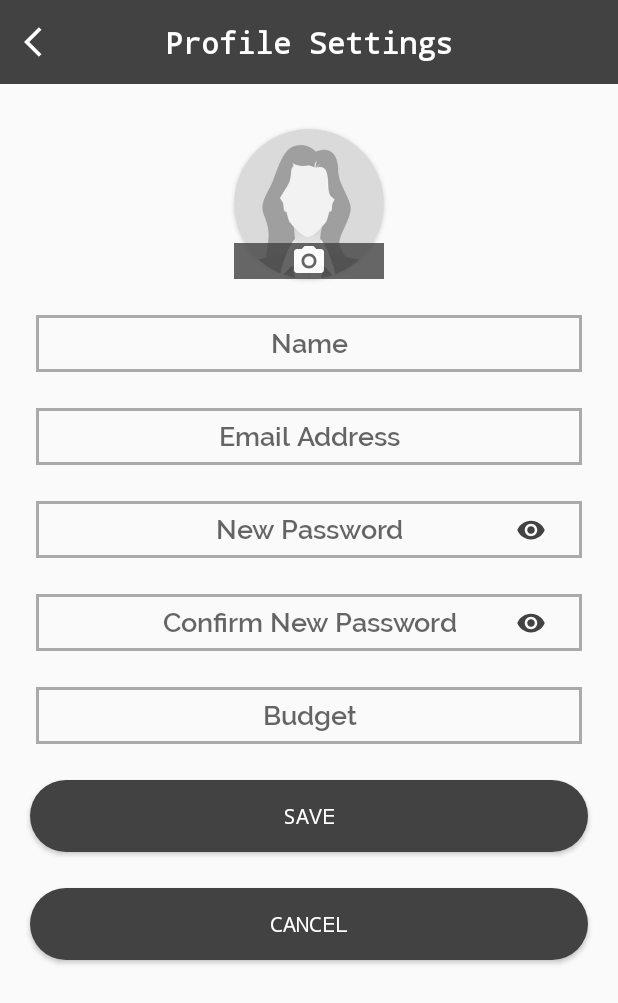
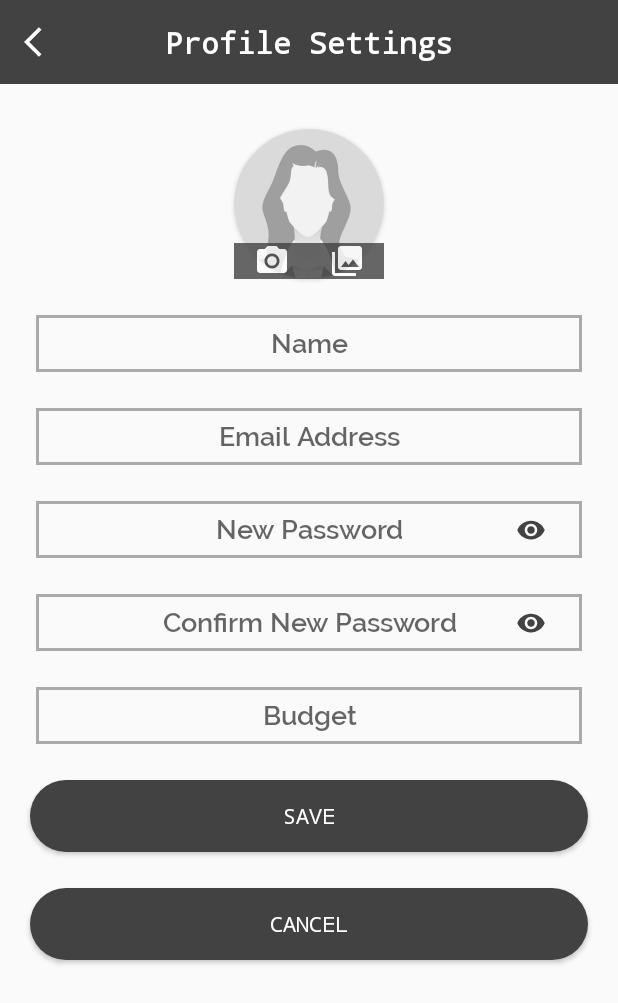
Before and after one commit to Eihca/GroceryListApp, an Android app: the ProfileSettings screen opened directly, with no data from a screen before it, after a tap on "EDIT", on a phone screen of 412 x 824 dp. Shown: the top 1003 px of the screen. Run offline under Robolectric (Android 15) with nearby library versions, the phone set to English and light mode, and no system bars.

Commit message:
CURRENT DATETIME TIMESTAMP in sql saves wrong time, manually inserted date instead
take picture then save image in sqlite db
https://developer.android.com/training/camera/photobasics#java
https://stackoverflow.com/questions/26865787/get-bitmap-from-imageview-in-android-l
https://acadgild.com/blog/save-retrieve-image-sqlite-database-android

added picture column to user table
when a user first signed up - picture is set to null
if the imageinbyte is null -display placeholder in ProfileSettings

Todo:
get picture from gallery
reposition camera and gallery button
maybe try scanner

```diff
--- a/app/src/main/AndroidManifest.xml
+++ b/app/src/main/AndroidManifest.xml
@@ -1,5 +1,11 @@
 <manifest xmlns:android="http://schemas.android.com/apk/res/android"
     package="ph.appdev.grocerylistapp">
+
+    <uses-feature android:name="android.hardware.camera"
+        android:required="true" />
+
+<!--    <uses-permission android:name="android.permission.CAMERA" />
+    <uses-permission android:name="android.permission.WRITE_EXTERNAL_STORAGE" />-->
 
     <application
         android:allowBackup="true"
--- a/app/src/main/java/ph/appdev/grocerylistapp/DBHelper.java
+++ b/app/src/main/java/ph/appdev/grocerylistapp/DBHelper.java
@@ -90,7 +90,7 @@ public class DBHelper extends SQLiteOpenHelper {
 
     }
 
-    public boolean saveUser(String name, String email, String password, double budget)
+    public boolean saveUser(String name, String email, String password, double budget, byte[] imageinByte)
     {
         Cursor cursor = getUser(email);
         SQLiteDatabase db = this.getWritableDatabase();
@@ -98,6 +98,7 @@ public class DBHelper extends SQLiteOpenHelper {
         contentValues.put(User.USER_NAME, name);
         contentValues.put(User.PASSWORD, password);
         contentValues.put(User.BUDGET, budget);
+        contentValues.put(User.PIC, imageinByte);
 
         long result;
         if (cursor.getCount() == 0) { // Record does not exist
@@ -120,7 +121,7 @@ public class DBHelper extends SQLiteOpenHelper {
         return db.rawQuery(sql, new String[] { email });
     }
 
-    public long insertMList(String title, String note) {
+    public long insertMList(String title, String note, String timestamp) {
         // get writable database as we want to write data
         SQLiteDatabase db = this.getWritableDatabase();
 
@@ -129,6 +130,7 @@ public class DBHelper extends SQLiteOpenHelper {
         // `id` and `timestamp` will be inserted automatically.
         values.put(MyList.TITLE, title);
         values.put(MyList.NOTE, note);
+        values.put(MyList.TIMESTAMP, timestamp);
         long id = db.insert(MyList.TBL_MYLIST, null, values);
 
         // close db connection
--- a/app/src/main/java/ph/appdev/grocerylistapp/ProfileSettings.java
+++ b/app/src/main/java/ph/appdev/grocerylistapp/ProfileSettings.java
@@ -1,8 +1,17 @@
 package ph.appdev.grocerylistapp;
 
+import android.Manifest;
+import android.app.Activity;
 import android.content.Intent;
+import android.content.pm.PackageManager;
 import android.database.Cursor;
+import android.graphics.Bitmap;
+import android.graphics.BitmapFactory;
+import android.graphics.drawable.BitmapDrawable;
+import android.net.Uri;
 import android.os.Bundle;
+import android.os.Environment;
+import android.provider.MediaStore;
 import android.text.method.HideReturnsTransformationMethod;
 import android.text.method.KeyListener;
 import android.text.method.PasswordTransformationMethod;
@@ -15,16 +24,27 @@ import android.widget.Toast;
 import androidx.annotation.Nullable;
 import androidx.appcompat.app.AppCompatActivity;
 import androidx.constraintlayout.widget.ConstraintLayout;
+import androidx.core.app.ActivityCompat;
+import androidx.core.content.ContextCompat;
+
+import java.io.ByteArrayInputStream;
+import java.io.ByteArrayOutputStream;
+import java.io.File;
+import java.text.SimpleDateFormat;
+import java.util.Date;
 
 import ph.appdev.grocerylistapp.model.User;
 
 public class ProfileSettings extends AppCompatActivity {
     DBHelper dbHelper;
-    ConstraintLayout clcam;
+    ConstraintLayout clcam, clgal;
     EditText name, email, password, confirm_pass, budget;
     KeyListener namelistener, emaillistener, budgetlistener;
-    ImageView eye, eye1;
+    ImageView eye, eye1, user_pic;
     Button edit, logout, save, cancel;
+    Uri file;
+    static final int REQUEST_IMAGE_CAPTURE = 1;
+    byte imageInByte[];
 
     @Override
     protected void onCreate(@Nullable Bundle savedInstanceState) {
@@ -32,6 +52,7 @@ public class ProfileSettings extends AppCompatActivity {
         setContentView(R.layout.activity_profilesettings);
 
         clcam = findViewById(R.id.clcam);
+        clgal = findViewById(R.id.clgal);
         name = findViewById(R.id.user_name);
         email = findViewById(R.id.user_email);
         budget = findViewById(R.id.user_budget);
@@ -43,12 +64,14 @@ public class ProfileSettings extends AppCompatActivity {
         edit = findViewById(R.id.edit_profile);
         cancel = findViewById(R.id.cancelbtn);
         save = findViewById(R.id.save_profile);
+        user_pic = findViewById(R.id.user_pic);
 
         dbHelper = new DBHelper(this);
 
         displayUserInfo();
 
         clcam.setVisibility(View.GONE);
+        clgal.setVisibility(View.GONE);
         password.setVisibility(View.GONE);
         confirm_pass.setVisibility(View.GONE);
         eye.setVisibility(View.GONE);
@@ -61,6 +84,87 @@ public class ProfileSettings extends AppCompatActivity {
         budgetlistener = budget.getKeyListener();
         budget.setKeyListener(null);
 
+
+
+/*        clcam.setOnClickListener(new View.OnClickListener() {
+            @Override
+            public void onClick(View v) {
+                dispatchTakePictureIntent();
+  *//*              if (ContextCompat.checkSelfPermission(getApplicationContext(), Manifest.permission.CAMERA) != PackageManager.PERMISSION_GRANTED) {
+                    clcam.setEnabled(false);
+                    ActivityCompat.requestPermissions(ProfileSettings.this, new String[] { Manifest.permission.CAMERA, Manifest.permission.WRITE_EXTERNAL_STORAGE }, 0);
+                }*//*
+            }
+        });*/
+
+    }
+
+    public void takePicture(View view) {
+        Intent takePictureIntent = new Intent(MediaStore.ACTION_IMAGE_CAPTURE);
+        if (takePictureIntent.resolveActivity(getPackageManager()) != null) {
+            startActivityForResult(takePictureIntent, REQUEST_IMAGE_CAPTURE);
+        }
+    }
+
+    @Override
+    public void onRequestPermissionsResult(int requestCode, String[] permissions, int[] grantResults) {
+        if (requestCode == 0) {
+            if (grantResults.length > 0 && grantResults[0] == PackageManager.PERMISSION_GRANTED
+                    && grantResults[1] == PackageManager.PERMISSION_GRANTED) {
+                clcam.setEnabled(true);
+            }
+        }
+    }
+/*    public void takePicture(View view) {
+        Intent intent = new Intent(MediaStore.ACTION_IMAGE_CAPTURE);
+        file = Uri.fromFile(getOutputMediaFile());
+        intent.putExtra(MediaStore.EXTRA_OUTPUT, file);
+
+        startActivityForResult(intent, 100);
+    }*/
+
+    private static File getOutputMediaFile(){
+        File mediaStorageDir = new File(Environment.getExternalStoragePublicDirectory(
+                Environment.DIRECTORY_PICTURES), "CameraDemo");
+
+        if (!mediaStorageDir.exists()){
+            if (!mediaStorageDir.mkdirs()){
+                return null;
+            }
+        }
+
+        String timeStamp = new SimpleDateFormat("yyyyMMdd_HHmmss").format(new Date());
+        return new File(mediaStorageDir.getPath() + File.separator +
+                "IMG_"+ timeStamp + ".jpg");
+    }
+/*
+    @Override
+    protected void onActivityResult(int requestCode, int resultCode, Intent data) {
+        super.onActivityResult(requestCode, resultCode, data);
+        if (requestCode == 100) {
+            if (resultCode == RESULT_OK) {
+                user_pic.setImageURI(file);
+            }
+        }
+    }*/
+
+    @Override
+    protected void onActivityResult(int requestCode, int resultCode, Intent data) {
+        super.onActivityResult(requestCode, resultCode, data);
+        if (requestCode == REQUEST_IMAGE_CAPTURE && resultCode == RESULT_OK) {
+            Bundle extras = data.getExtras();
+            Bitmap imageBitmap = (Bitmap) extras.get("data");
+            user_pic.setImageBitmap(imageBitmap);
+
+            bitmaptobyte();
+        }
+    }
+
+    public void bitmaptobyte(){
+        Bitmap bm=((BitmapDrawable)user_pic.getDrawable()).getBitmap();
+        ByteArrayOutputStream stream = new ByteArrayOutputStream();
+        bm.compress(Bitmap.CompressFormat.JPEG, 100, stream);
+        imageInByte = stream.toByteArray();
     }
 
     public void logOut(View view){
@@ -72,6 +176,7 @@ public class ProfileSettings extends AppCompatActivity {
 
     public void cancelEdit(View view){
         clcam.setVisibility(View.GONE);
+        clgal.setVisibility(View.GONE);
         password.setVisibility(View.GONE);
         confirm_pass.setVisibility(View.GONE);
 
@@ -95,6 +200,7 @@ public class ProfileSettings extends AppCompatActivity {
 
     public void editProfile(View view){
         clcam.setVisibility(View.VISIBLE);
+        clgal.setVisibility(View.VISIBLE);
         password.setVisibility(View.VISIBLE);
         confirm_pass.setVisibility(View.VISIBLE);
         eye.setVisibility(View.VISIBLE);
@@ -124,7 +230,7 @@ public class ProfileSettings extends AppCompatActivity {
             return;
         }
 
-        boolean result = dbHelper.saveUser(name.getText().toString(), email.getText().toString(), password.getText().toString(), Double.parseDouble(budget.getText().toString()));
+        boolean result = dbHelper.saveUser(name.getText().toString(), email.getText().toString(), password.getText().toString(), Double.parseDouble(budget.getText().toString()), imageInByte);
         if (result){
             Toast.makeText(getApplicationContext(), "Saved Changes", Toast.LENGTH_LONG).show();
             finish();
@@ -141,6 +247,17 @@ public class ProfileSettings extends AppCompatActivity {
             name.setText(cursor.getString(cursor.getColumnIndex(User.USER_NAME)));
             email.setText(cursor.getString(cursor.getColumnIndex(User.EMAIL)));
             budget.setText(String.valueOf(cursor.getDouble(cursor.getColumnIndex(User.BUDGET))));
+
+            byte[] outImage = cursor.getBlob(cursor.getColumnIndex(User.PIC));
+            if(outImage == null){
+                user_pic.setImageResource(R.drawable.femaleplaceholder);
+            }else {
+                ByteArrayInputStream imageStream = new ByteArrayInputStream(outImage);
+                Bitmap theImage = BitmapFactory.decodeStream(imageStream);
+                user_pic.setImageBitmap(theImage);
+                bitmaptobyte();
+            }
+
         }
     }
 
--- a/app/src/main/java/ph/appdev/grocerylistapp/SignUpActivity.java
+++ b/app/src/main/java/ph/appdev/grocerylistapp/SignUpActivity.java
@@ -69,7 +69,7 @@ public class SignUpActivity extends AppCompatActivity {
             return;
         }
 
-        boolean result = dbHelper.saveUser(name, email, password, 500.00);
+        boolean result = dbHelper.saveUser(name, email, password, 500.00, null);
         if (result){
             Toast.makeText(getApplicationContext(), "You may Log in to your account now.", Toast.LENGTH_LONG).show();
             finish();
--- /dev/null
+++ b/app/src/main/res/drawable-v21/ic_gallery.xml
@@ -0,0 +1,9 @@
+<vector xmlns:android="http://schemas.android.com/apk/res/android"
+    android:width="24dp"
+    android:height="24dp"
+    android:viewportWidth="24"
+    android:viewportHeight="24">
+  <path
+      android:fillColor="#FF000000"
+      android:pathData="M22,16L22,4c0,-1.1 -0.9,-2 -2,-2L8,2c-1.1,0 -2,0.9 -2,2v12c0,1.1 0.9,2 2,2h12c1.1,0 2,-0.9 2,-2zM11,12l2.03,2.71L16,11l4,5L8,16l3,-4zM2,6v14c0,1.1 0.9,2 2,2h14v-2L4,20L4,6L2,6z"/>
+</vector>
--- a/app/src/main/res/layout/activity_checklist.xml
+++ b/app/src/main/res/layout/activity_checklist.xml
@@ -173,6 +173,7 @@
                 android:text="Add an item"
                 android:onClick="openDialog"
                 android:textColor="@android:color/white"
+                android:fontFamily="@font/raleway_semibold"
                 android:background="@color/cardview_dark_background"
                 app:layout_constraintStart_toStartOf="@id/rllistitems"
                 app:layout_constraintEnd_toEndOf="@id/rllistitems"
@@ -268,6 +269,7 @@
                 android:textColor="@android:color/white"
                 android:onClick="openDialog"
                 android:text="Add Additional Info"
+                android:fontFamily="@font/raleway_semibold"
                 app:layout_constraintStart_toStartOf="@id/rladdtnlinfo"
                 app:layout_constraintEnd_toEndOf="@id/rladdtnlinfo"
                 app:layout_constraintTop_toBottomOf="@id/rladdtnlinfo"
--- a/app/src/main/res/layout/activity_profilesettings.xml
+++ b/app/src/main/res/layout/activity_profilesettings.xml
@@ -65,12 +65,13 @@
         android:layout_width="0dp"
         android:layout_height="wrap_content"
         app:layout_constraintStart_toStartOf="@id/user_pic_card"
-        app:layout_constraintEnd_toEndOf="@+id/user_pic_card"
         app:layout_constraintBottom_toBottomOf="@id/user_pic_card"
+        app:layout_constraintEnd_toStartOf="@id/verguide3"
         android:elevation="4dp"
         android:outlineProvider="none"
         android:background="@color/cardview_dark_background"
-        android:alpha=".8">
+        android:alpha=".8"
+        android:onClick="takePicture">
 
         <ImageView
             android:id="@+id/change_pic"
@@ -78,6 +79,41 @@
             android:layout_height="wrap_content"
             android:scaleType="centerCrop"
             android:src="@drawable/ic_camera"
+            android:tint="@color/cardview_light_background"
+            app:layout_constraintStart_toStartOf="parent"
+            app:layout_constraintEnd_toEndOf="parent"
+            app:layout_constraintBottom_toBottomOf="parent"
+            app:layout_constraintTop_toTopOf="parent"
+            />
+
+    </androidx.constraintlayout.widget.ConstraintLayout>
+
+    <androidx.constraintlayout.widget.Guideline
+        android:layout_width="wrap_content"
+        android:layout_height="wrap_content"
+        android:orientation="vertical"
+        android:id="@+id/verguide3"
+        app:layout_constraintGuide_percent=".5"/>
+
+    <androidx.constraintlayout.widget.ConstraintLayout
+        android:id="@+id/clgal"
+        android:layout_width="0dp"
+        android:layout_height="wrap_content"
+        app:layout_constraintStart_toEndOf="@id/verguide3"
+        app:layout_constraintEnd_toEndOf="@id/user_pic_card"
+        app:layout_constraintBottom_toBottomOf="@id/user_pic_card"
+        android:elevation="4dp"
+        android:outlineProvider="none"
+        android:background="@color/cardview_dark_background"
+        android:alpha=".8"
+        android:onClick="openGallery">
+
+        <ImageView
+            android:id="@+id/open_gallery"
+            android:layout_width="wrap_content"
+            android:layout_height="wrap_content"
+            android:scaleType="centerCrop"
+            android:src="@drawable/ic_gallery"
             android:tint="@color/cardview_light_background"
             app:layout_constraintStart_toStartOf="parent"
             app:layout_constraintEnd_toEndOf="parent"
--- a/app/src/main/res/values/styles.xml
+++ b/app/src/main/res/values/styles.xml
@@ -6,9 +6,9 @@
         <item name="colorPrimaryDark">@color/colorPrimaryDark</item>
         <item name="colorAccent">@color/colorAccent</item>
 
-        <item name="colorControlNormal">@android:color/darker_gray</item>
-        <item name="colorControlActivated">@color/colorPrimary</item>
-        <item name="colorControlHighlight">@color/colorPrimaryDark</item>
+        <item name="colorControlNormal">@android:color/black</item>
+        <item name="colorControlActivated">@android:color/black</item>
+        <item name="colorControlHighlight">@android:color/black</item>
     </style>
 
     <style name="DialogTheme" parent="Theme.AppCompat.Light.Dialog">
@@ -22,7 +22,7 @@
     </style>
 
     <style name="TextAppearence.App.TextInputLayout"  parent="@android:style/TextAppearance">
-        <item name="android:textColor">@color/colorPrimary</item>
+        <item name="android:textColor">@android:color/black</item>
         <item name="android:textSize">@dimen/text_size_small</item>
         <item name="android:fontFamily">monospace</item>
     </style>
```
Also changed, not shown: app/src/main/java/ph/appdev/grocerylistapp/CheckListActivity.java (+27 -7 lines), app/src/main/java/ph/appdev/grocerylistapp/model/User.java (+13 -2 lines).
